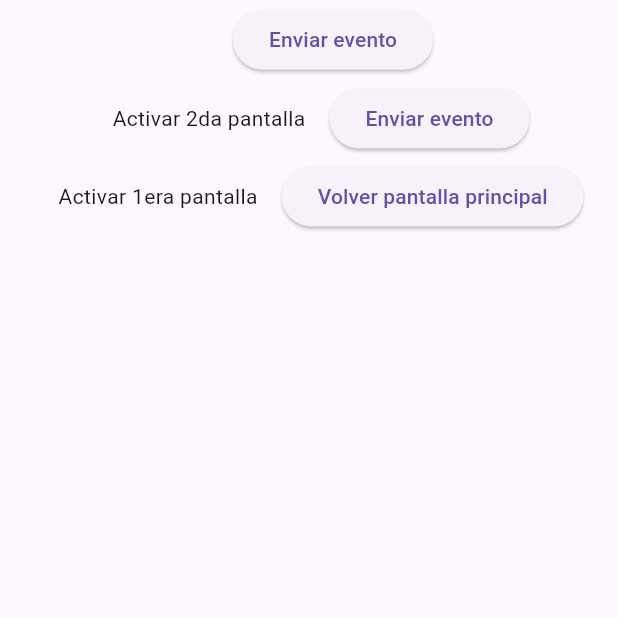
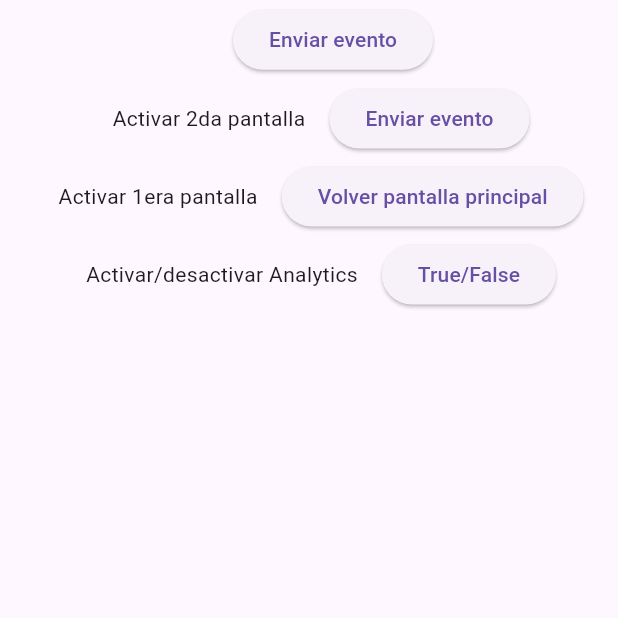
Before and after one commit to Mizen314/counterFlut, a Flutter app: the screen it shows after launch, after a tap on "Volver pantalla principal", on a phone screen of 412 x 824 dp, the top half of it. Run offline on Flutter 3.47's test engine with Material 3 defaults, Android fonts, the phone set to English and light mode, and no system bars; our stand-ins replace firebase_analytics, firebase_core; accounts and stored records are empty.

Commit message:
prueba de consentimiento

```diff
--- a/lib/app.dart
+++ b/lib/app.dart
@@ -12,6 +12,7 @@ class MyApp extends StatelessWidget {
       'flow': "prueba"
     });
   }
+
   cambiarPantalla() {
     FirebaseAnalytics.instance.logScreenView(
         screenClass: 'PantallaPrincipalButton',
@@ -20,8 +21,12 @@ cambiarPantalla() {
 
   volverPantallaInicial() {
     FirebaseAnalytics.instance.logScreenView(
-          screenClass: 'PantallaPrincipal',
-          screenName: 'PantallaPrincipalName');
+        screenClass: 'PantallaPrincipal', screenName: 'PantallaPrincipalName');
+  }
+
+  activarDesactivarCollect() {
+    const option = false;
+    FirebaseAnalytics.instance.setAnalyticsCollectionEnabled(!option);
   }
 
   @override
@@ -79,6 +84,20 @@ cambiarPantalla() {
                   ),
                 ],
               ),
+              Row(
+                mainAxisAlignment:
+                    MainAxisAlignment.center, // Center horizontally
+                children: [
+                  const Padding(
+                    padding: EdgeInsets.all(16.0), // Add padding around button
+                    child: Text('Activar/desactivar Analytics'),
+                  ),
+                  ElevatedButton(
+                    onPressed: () => activarDesactivarCollect(),
+                    child: const Text('True/False'),
+                  ),
+                ],
+              ),
             ]),
           ),
         ));
--- a/lib/main_prod.dart
+++ b/lib/main_prod.dart
@@ -10,16 +10,20 @@ void main() async {
       defaultValue: Environment.prod);
   Environment().initConfig(environment);
 
+  // Inicialización de firebase
   runApp(const MyApp());
   await Firebase.initializeApp(
     options: DefaultFirebaseOptions.currentPlatform,
   );
 
+    //Log de screen view inicial - forma sencilla, para realizarla despues
+    //que se inicializa la pantalla principal
     FirebaseAnalytics.instance.logScreenView(
     screenClass: 'PantallaPrincipal',
     screenName: 'PantallaPrincipalName'
       );
 
+    //user ID
     await FirebaseAnalytics.instance.setUserId(id: "123456");
 
 }
```
Also changed, not shown: 1 other file. Lines whose indentation alone changed are shown as unchanged.
